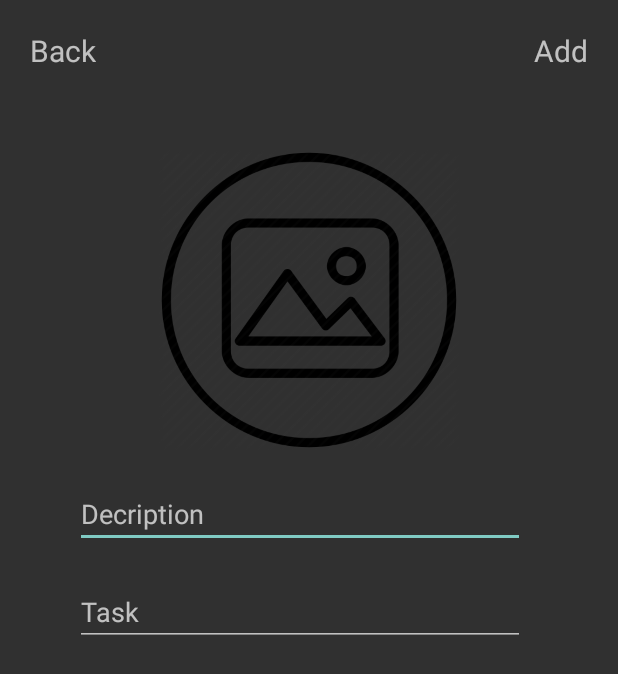
After one commit to szabi22/Daily-Bucket, an Android app: the layout add_new_post.xml on its own in the app's theme, with its tools: preview values and no code run, on a phone screen of 412 x 824 dp. The commit adds this screen. Shown: the top 674 px of the screen. Run offline under Robolectric (Android 15) with nearby library versions, the phone set to English and light mode, and no system bars.

Commit message:
added new post layout and galley items preview (java included)

```diff
--- /dev/null
+++ b/frontend/app/src/main/java/com/example/dailybucket/GalleryItemsFragment.java
@@ -0,0 +1,45 @@
+package com.example.dailybucket;
+
+import android.os.Bundle;
+import android.view.LayoutInflater;
+import android.view.View;
+import android.view.ViewGroup;
+
+import androidx.annotation.NonNull;
+import androidx.annotation.Nullable;
+import androidx.fragment.app.Fragment;
+import androidx.recyclerview.widget.GridLayoutManager;
+import androidx.recyclerview.widget.RecyclerView;
+
+public class GalleryItemsFragment {
+    public class UserProfileFragment extends Fragment {
+        RecyclerView mRecyclerView2;
+        int[] mGaleryItems;
+
+        public UserProfileFragment() {
+        }
+
+        @Nullable
+        @Override
+        public View onCreateView(@NonNull LayoutInflater inflater, @Nullable ViewGroup container, @Nullable Bundle savedInstanceState) {
+            return inflater.inflate(R.layout.add_new_post, container, false);
+        }
+
+        @Nullable
+        @Override
+        public void onViewCreated(View view, Bundle savedInstanceState) {
+
+
+            mRecyclerView2 = getView().findViewById(R.id.user_recyclerview);
+            GridLayoutManager mGridLayoutManager;
+            mGridLayoutManager = new GridLayoutManager(getContext(), 3);
+            mRecyclerView2.setLayoutManager(mGridLayoutManager);
+            mGaleryItems = new int[]{R.drawable.a1, R.drawable.a2, R.drawable.a3, R.drawable.a4, R.drawable.a5, R.drawable.a6,
+                    R.drawable.a7, R.drawable.a8};
+
+
+            MyPostAdapter myAdapter = new MyPostAdapter(getContext(), mGaleryItems);
+            mRecyclerView2.setAdapter(myAdapter);
+        }
+    }
+}
--- /dev/null
+++ b/frontend/app/src/main/res/layout/add_new_post.xml
@@ -0,0 +1,70 @@
+<?xml version="1.0" encoding="utf-8"?>
+<RelativeLayout xmlns:android="http://schemas.android.com/apk/res/android"
+    android:layout_width="match_parent"
+    android:layout_height="match_parent"
+    android:orientation="vertical">
+
+    <TextView
+        android:layout_width="wrap_content"
+        android:layout_height="wrap_content"
+        android:layout_alignParentEnd="true"
+        android:layout_alignParentRight="true"
+        android:layout_marginTop="20dp"
+        android:layout_marginEnd="20dp"
+        android:layout_marginRight="20dp"
+        android:text="@string/add"
+        android:textSize="20sp" />
+
+    <TextView
+        android:layout_width="wrap_content"
+        android:layout_height="wrap_content"
+        android:layout_alignParentStart="true"
+        android:layout_alignParentLeft="true"
+        android:layout_marginStart="20dp"
+        android:layout_marginLeft="20dp"
+        android:layout_marginTop="20dp"
+        android:text="@string/back"
+        android:textSize="20sp" />
+    <ImageView
+        android:layout_width="200dp"
+        android:layout_height="200dp"
+        android:src="@drawable/gallery"
+        android:layout_centerHorizontal="true"
+        android:layout_alignParentTop="true"
+        android:layout_marginTop="100dp"
+        android:id="@+id/photo_default_new"/>
+
+    <EditText
+        android:layout_width="300dp"
+        android:layout_height="wrap_content"
+       android:layout_marginLeft="50dp"
+        android:id="@+id/description_new_post"
+        android:layout_below="@id/photo_default_new"
+        android:layout_marginTop="20dp"
+        android:layout_alignParentLeft="true"
+        android:layout_alignParentStart="true"
+        android:layout_marginStart="50dp"
+        android:hint="@string/add_decription"/>
+
+    <androidx.recyclerview.widget.RecyclerView
+        android:id="@+id/galery_items_recycler_view"
+        android:layout_height="300dp"
+        android:layout_alignParentBottom="true"
+        android:layout_marginBottom="0dp"
+        android:layout_below="@id/task_new_post"
+        android:layout_marginTop="20dp"
+        android:layout_width="match_parent"
+        android:scrollbars="vertical" />
+
+    <AutoCompleteTextView
+        android:layout_width="300dp"
+        android:layout_height="wrap_content"
+        android:layout_marginLeft="50dp"
+        android:layout_below="@id/description_new_post"
+        android:layout_marginTop="20dp"
+        android:layout_alignParentLeft="true"
+        android:layout_alignParentStart="true"
+        android:layout_marginStart="50dp"
+        android:id="@+id/task_new_post"
+        android:hint="@string/task_new_post"/>
+</RelativeLayout>
--- a/frontend/app/src/main/res/values/strings.xml
+++ b/frontend/app/src/main/res/values/strings.xml
@@ -31,4 +31,9 @@
     <string name="options">Options</string>
     <string name="settings">Settings</string>
     <string name="logout">LogOut</string>
+    <string name="add">Add</string>
+    <string name="back">Back</string>
+    <string name="add_decription">Decription</string>
+    <string name="add_photo_new_post">Add photo</string>
+    <string name="task_new_post">Task</string>
 </resources>
```
Also changed, not shown: frontend/app/src/main/res/drawable/gallery.png (added).
